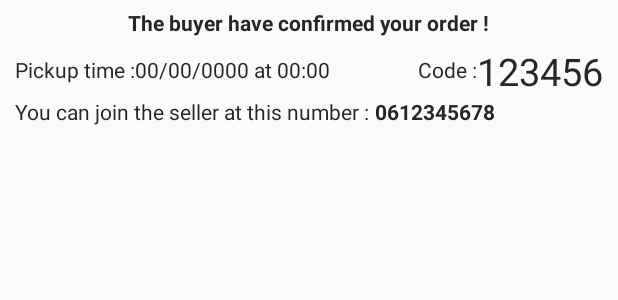
After one commit to Mathieu-Heuzey/feedme, an Android app: the layout order_buy_accept.xml on its own in the app's theme, with its tools: preview values and no code run, on a phone screen of 412 x 824 dp. The commit adds this screen. Shown: the top 300 px of the screen. Run offline under Robolectric (Android 15) with nearby library versions, the phone set to English and light mode, and no system bars.

Commit message:
Every order interraction, not tested

```diff
--- a/FeedMe/app/src/main/java/mobile/feedme/StartingActivity.java
+++ b/FeedMe/app/src/main/java/mobile/feedme/StartingActivity.java
@@ -36,6 +36,8 @@ public class StartingActivity extends AppCompatActivity {
         if (pref.contains("token"))
         {
             Api.setToken(pref.getString("token", ""));
+            if (pref.contains("user_id"))
+                Api.loggedUser.UtilisateurId = pref.getString("user_id", "");
             startActivity(new Intent(getApplicationContext(), MapsActivity.class));
         }
         else
--- a/FeedMe/app/src/main/java/mobile/feedme/Tag.java
+++ b/FeedMe/app/src/main/java/mobile/feedme/Tag.java
@@ -5,7 +5,10 @@ package mobile.feedme;
  */
 public class Tag {
     public static final int DISH = 1;
-    public static final int ORDER = 2;
+    public static final int ORDER_CANCEL = 2;
+    public static final int ORDER_CONFIRM = 3;
+    public static final int ORDER_REFUSE = 4;
+    public static final int ORDER_CODEVALIDATION = 5;
 
     public int Type;
     public Object Content;
--- /dev/null
+++ b/FeedMe/app/src/main/res/layout/order_buy_accept.xml
@@ -0,0 +1,82 @@
+<?xml version="1.0" encoding="utf-8"?>
+<LinearLayout xmlns:android="http://schemas.android.com/apk/res/android"
+    android:orientation="vertical" android:layout_width="match_parent"
+    android:layout_height="match_parent">
+
+    <TextView
+        android:layout_width="wrap_content"
+        android:layout_height="wrap_content"
+        android:text="The buyer have confirmed your order !"
+        android:id="@+id/textView3"
+        android:layout_gravity="center_horizontal"
+        android:textColor="#262626"
+        android:layout_marginLeft="10dp"
+        android:layout_marginTop="5dp"
+        android:layout_marginRight="10dp"
+        android:textStyle="bold" />
+
+    <LinearLayout
+        android:orientation="horizontal"
+        android:layout_width="match_parent"
+        android:layout_height="wrap_content"
+        android:layout_marginLeft="10dp"
+        android:layout_marginRight="10dp">
+
+        <TextView
+            android:layout_width="wrap_content"
+            android:layout_height="wrap_content"
+            android:text="Pickup time :"
+            android:id="@+id/textView4"
+            android:textColor="#262626" />
+
+        <TextView
+            android:layout_width="wrap_content"
+            android:layout_height="wrap_content"
+            android:text="00/00/0000 at 00:00"
+            android:id="@+id/order_buy_accept_pickup"
+            android:textColor="#262626"
+            android:layout_weight="1" />
+
+        <TextView
+            android:layout_width="wrap_content"
+            android:layout_height="wrap_content"
+            android:text="Code :"
+            android:id="@+id/textView6"
+            android:textColor="#262626" />
+
+        <TextView
+            android:layout_width="wrap_content"
+            android:layout_height="wrap_content"
+            android:text="123456"
+            android:id="@+id/order_buy_accept_code"
+            android:textSize="25sp"
+            android:textColor="#262626"
+            android:layout_marginTop="5dp" />
+    </LinearLayout>
+
+    <LinearLayout
+        android:orientation="horizontal"
+        android:layout_width="wrap_content"
+        android:layout_height="wrap_content"
+        android:layout_gravity="left|center"
+        android:layout_marginBottom="10dp"
+        android:layout_marginLeft="10dp">
+
+        <TextView
+            android:layout_width="wrap_content"
+            android:layout_height="wrap_content"
+            android:text="You can join the seller at this number : "
+            android:id="@+id/textView10"
+            android:layout_gravity="center_horizontal"
+            android:textColor="#262626" />
+
+        <TextView
+            android:layout_width="wrap_content"
+            android:layout_height="wrap_content"
+            android:text="0612345678"
+            android:id="@+id/order_buy_accept_phone"
+            android:textStyle="bold"
+            android:textColor="#262626" />
+    </LinearLayout>
+
+</LinearLayout>
```
Also changed, not shown: FeedMe/app/src/main/java/mobile/feedme/Api.java (+140 -15 lines), FeedMe/app/src/main/java/mobile/feedme/OrderActivity.java (+16 -2 lines), FeedMe/app/src/main/java/mobile/feedme/OrderListAdapter.java (+91 -0 lines), FeedMe/app/src/main/res/layout/order_buy_cancel.xml (added, +15 -0 lines), FeedMe/app/src/main/res/layout/order_buy_done.xml (added, +15 -0 lines), FeedMe/app/src/main/res/layout/order_buy_inprogress.xml (added, +26 -0 lines), FeedMe/app/src/main/res/layout/order_buy_refuse.xml (added, +24 -0 lines), FeedMe/app/src/main/res/layout/order_sell_accept.xml (added, +45 -0 lines), FeedMe/app/src/main/res/layout/order_sell_cancel.xml (added, +15 -0 lines), FeedMe/app/src/main/res/layout/order_sell_done.xml (added, +15 -0 lines), FeedMe/app/src/main/res/layout/order_sell_inprogress.xml (added, +63 -0 lines), FeedMe/app/src/main/res/layout/order_sell_refuse.xml (added, +15 -0 lines).
